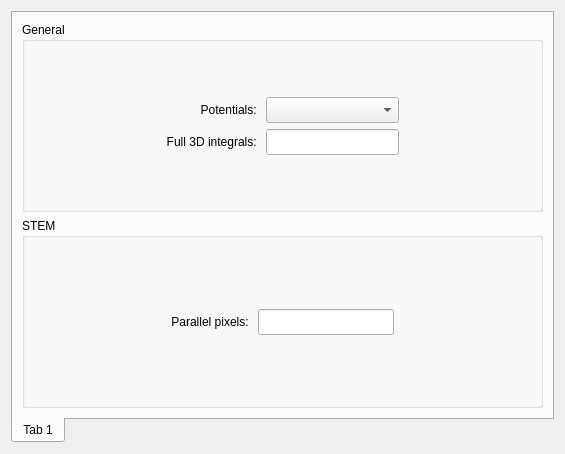
This is src/gui/dialogs/settings/frames/globalsettingsframe.ui in JJPPeters/clTEM as Qt 5 draws it before an edit. The edited form follows.
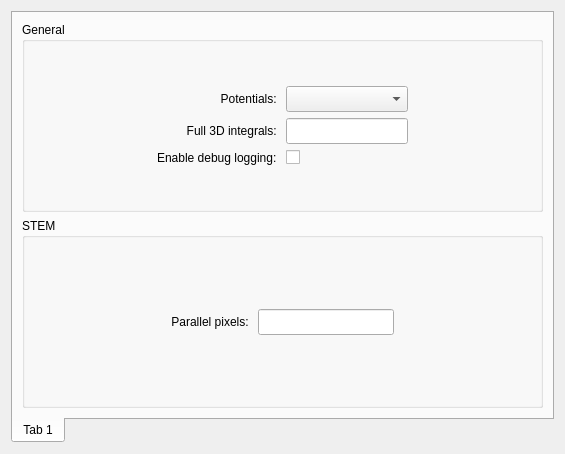
This is the edited form. Custom widgets are drawn as their Qt base class.

Commit message: Added logging to cmd and made it optional  - added logging to command line interface with command line argument  - added option to toggle logging in gui  - some more code tidying

Patch:
```diff
--- a/src/gui/dialogs/settings/frames/globalsettingsframe.ui
+++ b/src/gui/dialogs/settings/frames/globalsettingsframe.ui
@@ -56,7 +56,7 @@
             </property>
            </spacer>
           </item>
-          <item row="3" column="2">
+          <item row="4" column="2">
            <spacer name="verticalSpacer_2">
             <property name="orientation">
              <enum>Qt::Vertical</enum>
@@ -137,6 +137,33 @@
             </property>
            </widget>
           </item>
+          <item row="0" column="2">
+           <spacer name="verticalSpacer">
+            <property name="orientation">
+             <enum>Qt::Vertical</enum>
+            </property>
+            <property name="sizeHint" stdset="0">
+             <size>
+              <width>20</width>
+              <height>0</height>
+             </size>
+            </property>
+           </spacer>
+          </item>
+          <item row="3" column="2">
+           <widget class="QCheckBox" name="chkLogging">
+            <property name="text">
+             <string/>
+            </property>
+           </widget>
+          </item>
+          <item row="3" column="1">
+           <widget class="QLabel" name="lblLogging">
+            <property name="text">
+             <string>Enable debug logging: </string>
+            </property>
+           </widget>
+          </item>
          </layout>
         </widget>
        </item>
```
Left out of the diff: 45 changed lines with no effect on the pictures. The commit also changes 7 other files.
